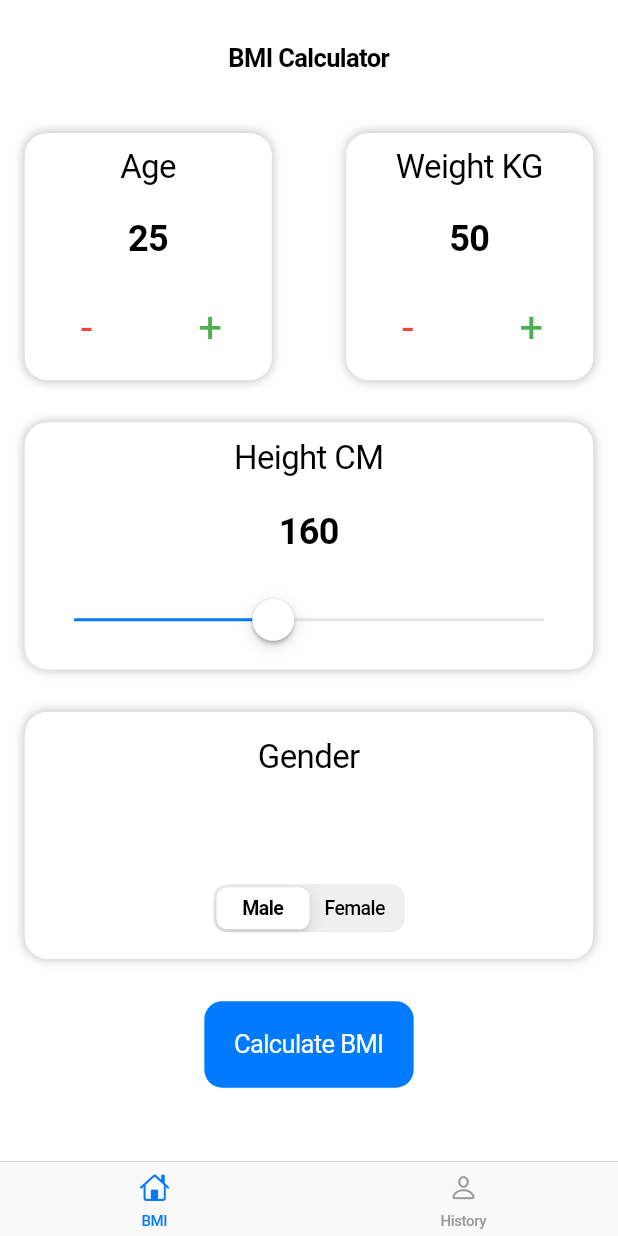
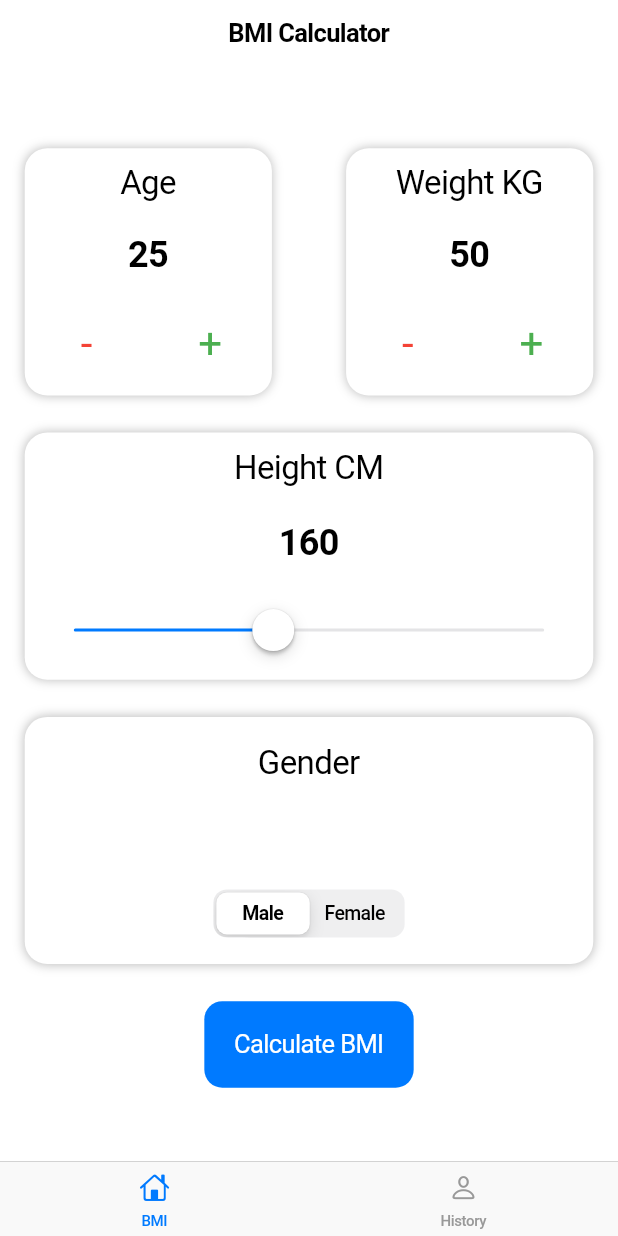
Before and after one commit to KhalilDev12/bmi_calculator, a Flutter app: the screen it shows after launch, on a phone screen of 412 x 824 dp. Run offline on Flutter 3.47's test engine with Material 2 defaults, Android fonts, the phone set to English and light mode, and no system bars; our stand-ins replace shared_preferences.

Commit message:
Optimizing Code

```diff
--- a/lib/Pages/bmiPage.dart
+++ b/lib/Pages/bmiPage.dart
@@ -30,14 +30,8 @@ class _BmiPageState extends State<BmiPage> {
 
   @override
   Widget build(BuildContext context) {
-    _deviceHeight = MediaQuery
-        .of(context)
-        .size
-        .height;
-    _deviceWidth = MediaQuery
-        .of(context)
-        .size
-        .width;
+    _deviceHeight = MediaQuery.of(context).size.height;
+    _deviceWidth = MediaQuery.of(context).size.width;
     return ChangeNotifierProvider(
       create: (context) => BmiPageProvider(context),
       child: buildUI(),
@@ -48,8 +42,9 @@ class _BmiPageState extends State<BmiPage> {
     return Builder(builder: (context) {
       _bmiPageProvider = context.watch<BmiPageProvider>();
       return CupertinoPageScaffold(
+        child: Center(
           child: Container(
-          height: _deviceHeight * 0.9,
+            height: _deviceHeight * 0.8,
             width: _deviceWidth,
             padding: EdgeInsets.all(_deviceHeight * 0.02),
             child: Column(
@@ -57,10 +52,7 @@ class _BmiPageState extends State<BmiPage> {
               mainAxisAlignment: MainAxisAlignment.spaceBetween,
               crossAxisAlignment: CrossAxisAlignment.center,
               children: [
-              const CupertinoNavigationBar(
-                middle: Text("BMI Calculator"),
-                backgroundColor: Colors.white24,
-              ),
+
                 Row(
                     mainAxisSize: MainAxisSize.max,
                     mainAxisAlignment: MainAxisAlignment.spaceBetween,
@@ -73,6 +65,7 @@ class _BmiPageState extends State<BmiPage> {
                 genderContainer(),
                 calculateButton(),
               ],
+            ),
           ),
         ),
       );
--- a/lib/Pages/mainPage.dart
+++ b/lib/Pages/mainPage.dart
@@ -33,6 +33,10 @@ class _MainPageState extends State<MainPage> {
   Widget build(BuildContext context) {
     return CupertinoPageScaffold(
       resizeToAvoidBottomInset: false,
+      navigationBar: const CupertinoNavigationBar(
+        middle: Text("BMI Calculator"),
+        backgroundColor: Colors.white24,
+      ),
       child: CupertinoTabScaffold(
         tabBar: CupertinoTabBar(
           iconSize: 20,
```
Also changed, not shown: lib/Pages/historyPage.dart (+28 -1 lines), lib/Providers/bmiPageProvider.dart (+23 -8 lines). Lines whose indentation alone changed are shown as unchanged.
